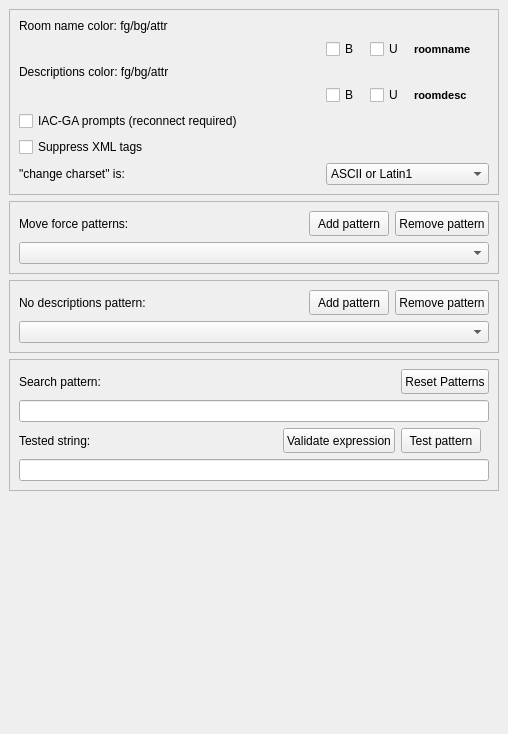
The window that src/preferences/parserpage.ui (MUME/MMapper) describes before a commit, drawn with Qt 5.
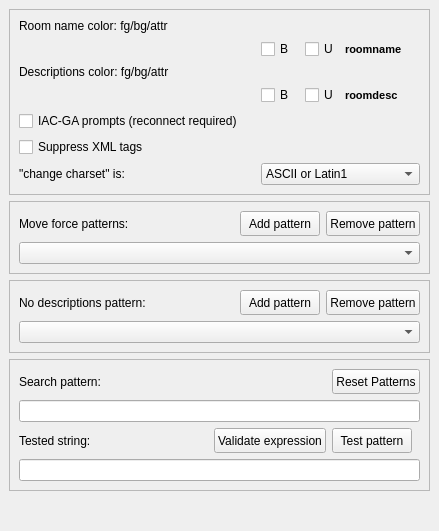
The same window after the commit. Custom widgets are drawn as their Qt base class.

```diff
--- a/src/preferences/parserpage.ui
+++ b/src/preferences/parserpage.ui
@@ -2,14 +2,6 @@
 <ui version="4.0">
  <class>ParserPage</class>
  <widget class="QWidget" name="ParserPage">
-  <property name="geometry">
-   <rect>
-    <x>0</x>
-    <y>0</y>
-    <width>508</width>
-    <height>734</height>
-   </rect>
-  </property>
   <property name="sizePolicy">
    <sizepolicy hsizetype="Minimum" vsizetype="Minimum">
     <horstretch>0</horstretch>
```
